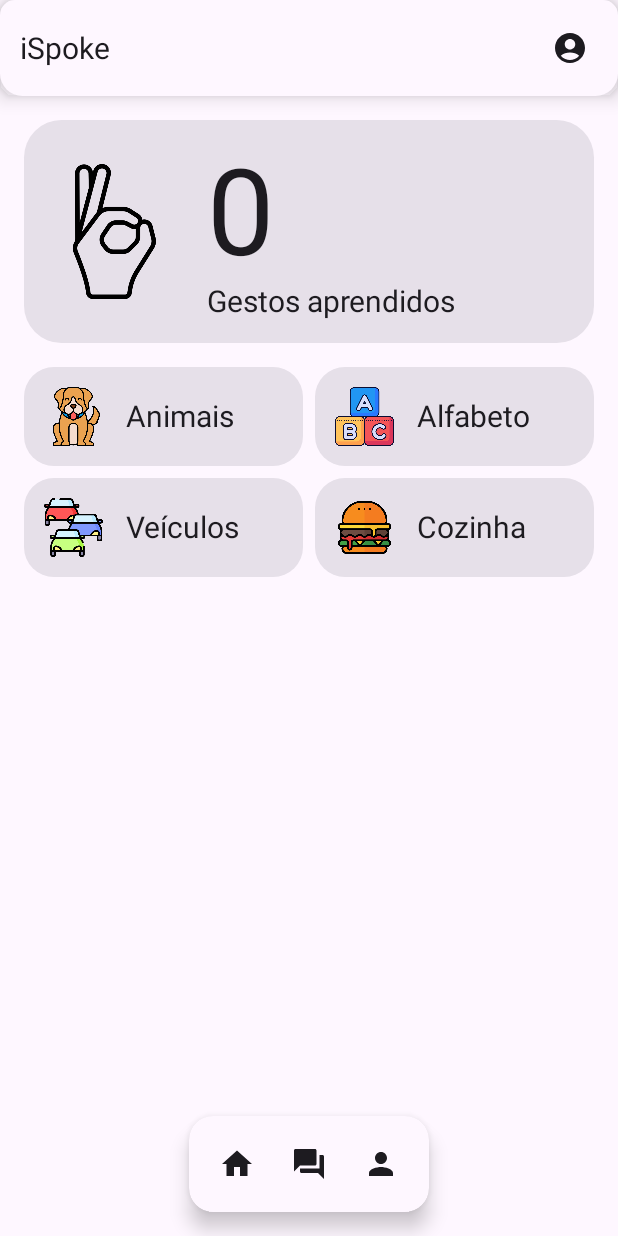
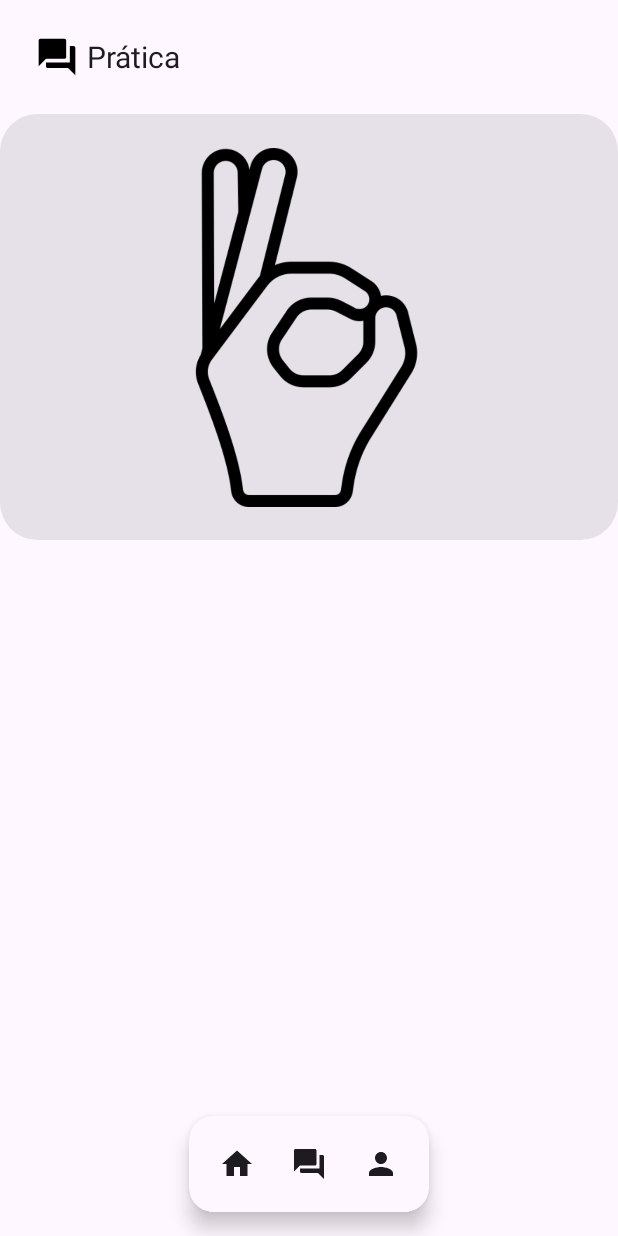
Before and after one commit to juliocsanchez/iSpoke, an Android app built with Jetpack Compose: the screen it shows after launch (MainActivity), after a tap on "Configurações", on a phone screen of 412 x 824 dp. Run offline under Robolectric (Android 15) with nearby library versions, the phone set to English and light mode, and no system bars.

Commit message:
Fazendo tela de gestos e inicío do modelo da tela de Chat

```diff
--- a/androidApp/src/main/java/com/example/ispoke/android/MainActivity.kt
+++ b/androidApp/src/main/java/com/example/ispoke/android/MainActivity.kt
@@ -76,11 +76,33 @@ class MainActivity : ComponentActivity() {
                             imageResId = backStackEntry.arguments?.getInt("imageResId") ?: 0
                         )
                     }
+                    composable(
+                        route = "gesture/{letter}/{imageResId}/{title}",
+                        arguments = listOf(
+                            navArgument("letter"){type = NavType.StringType},
+                            navArgument("imageResId") { type = NavType.IntType },
+                            navArgument("title") { type = NavType.StringType }
+                        )
+                    ){ backStackEntry ->
+                        Gesture(
+                            navController = navController,
+                            imageResId = backStackEntry.arguments?.getInt("imageResId") ?: 0,
+                            title =  backStackEntry.arguments?.getString("title") ?: "",
+                            letter = backStackEntry.arguments?.getString("letter") ?: "")
+                    }
+                    composable(
+                        route = "practice"
+                    ) {
+                        Practice(
+                            navController = navController
+                        )
+                    }
                 }
             }
         }
     }
 }
+
 
 @Composable
 fun MyScreen(navController: NavHostController) {
@@ -160,7 +182,7 @@ fun MyScreen(navController: NavHostController) {
                         verticalAlignment = Alignment.CenterVertically
                     ) {
                         // Ícone 1
-                        IconButton(onClick = { /* Voltar para Home */ }) {
+                        IconButton(onClick = { navController.navigate("home") }) {
                             Icon(
                                 imageVector = Icons.Default.Home,
                                 contentDescription = "Home"
@@ -168,7 +190,9 @@ fun MyScreen(navController: NavHostController) {
                         }
 
                         // Ícone 2
-                        IconButton(onClick = { /* Ir para Chat */ }) {
+                        IconButton(onClick = {
+                            navController.navigate("practice")
+                        }) {
                             Icon(
                                 imageVector = Icons.Default.Forum,
                                 contentDescription = "Configurações"
@@ -176,7 +200,7 @@ fun MyScreen(navController: NavHostController) {
                         }
 
                         // Ícone 3
-                        IconButton(onClick = { /* Ir para Perfil*/  }) {
+                        IconButton(onClick = { /* Ir pnavControllerara Perfil*/  }) {
                             Icon(
                                 imageVector = Icons.Default.Person,
                                 contentDescription = "Perfil"
--- /dev/null
+++ b/androidApp/src/main/java/com/example/ispoke/android/Practice.kt
@@ -0,0 +1,172 @@
+package com.example.ispoke.android
+
+
+import android.widget.Space
+import androidx.compose.foundation.LocalIndication
+import androidx.compose.foundation.clickable
+import androidx.compose.foundation.gestures.detectTapGestures
+import androidx.compose.foundation.interaction.MutableInteractionSource
+import androidx.compose.foundation.layout.Arrangement
+import androidx.compose.foundation.layout.Box
+import androidx.compose.foundation.layout.Column
+import androidx.compose.foundation.layout.IntrinsicSize
+import androidx.compose.foundation.layout.Row
+import androidx.compose.foundation.layout.Spacer
+import androidx.compose.foundation.layout.fillMaxSize
+import androidx.compose.foundation.layout.fillMaxWidth
+import androidx.compose.foundation.layout.padding
+import androidx.compose.foundation.layout.size
+import androidx.compose.foundation.layout.width
+import androidx.compose.foundation.layout.wrapContentHeight
+import androidx.compose.foundation.shape.RoundedCornerShape
+import androidx.compose.material.icons.Icons
+import androidx.compose.material.icons.filled.ArrowBack
+import androidx.compose.material.icons.filled.Forum
+import androidx.compose.material.icons.filled.Home
+import androidx.compose.material.icons.filled.Person
+import androidx.compose.material3.Card
+import androidx.compose.material3.Icon
+import androidx.compose.material3.IconButton
+import androidx.compose.material3.MaterialTheme
+import androidx.compose.material3.Scaffold
+import androidx.compose.material3.Surface
+import androidx.compose.material3.Text
+import androidx.compose.runtime.Composable
+import androidx.compose.runtime.remember
+import androidx.compose.ui.Alignment
+import androidx.compose.ui.Modifier
+import androidx.compose.ui.draw.shadow
+import androidx.compose.ui.graphics.Color
+import androidx.compose.ui.input.pointer.pointerInput
+import androidx.compose.ui.res.painterResource
+import androidx.compose.ui.unit.dp
+import androidx.compose.ui.unit.sp
+import androidx.navigation.NavController
+import view.Practice
+
+
+@Composable
+fun Practice(navController: NavController ) {
+    Scaffold(
+        topBar = {
+            Box(
+                modifier = Modifier
+                    .fillMaxWidth()
+                    .padding(horizontal = 10.dp, vertical = 10.dp),
+            ) {
+                Surface(
+                    modifier = Modifier
+                        .fillMaxWidth()
+                        .align(Alignment.BottomCenter),
+                    color = MaterialTheme.colorScheme.surface
+                ) {
+                    Row(
+                        modifier = Modifier.padding(8.dp)
+                            .fillMaxWidth(),
+                        verticalAlignment = Alignment.CenterVertically
+                    ) {
+                        Icon(
+                            imageVector = Icons.Default.Forum,
+                            contentDescription = null,
+                            modifier = Modifier
+                                .size(40.dp)
+                                .padding(5.dp),
+                            tint = Color.Unspecified
+                        )
+                        Text(
+                            text = "Prática",
+                            style = MaterialTheme.typography.bodyMedium,
+                            fontSize = 20.sp
+                        )
+
+
+                    }
+                }
+            }
+        },
+        bottomBar = {
+            Box(
+                modifier = Modifier
+                    .fillMaxWidth()
+                    .padding(16.dp)
+                    .wrapContentHeight()
+            ) {
+                Surface(
+                    modifier = Modifier
+                        .width(IntrinsicSize.Min)
+                        .align(Alignment.BottomCenter)
+                        .shadow(elevation = 8.dp, shape = RoundedCornerShape(16.dp)),
+                    shape = RoundedCornerShape(16.dp),
+                    color = MaterialTheme.colorScheme.surface
+                ) {
+                    Row(
+                        modifier = Modifier.padding(8.dp),
+                        horizontalArrangement = Arrangement.Center,
+                        verticalAlignment = Alignment.CenterVertically
+                    ) {
+                        // Ícone 1
+                        IconButton(onClick = { navController.navigate("home") }) {
+                            Icon(
+                                imageVector = Icons.Default.Home,
+                                contentDescription = "Home"
+                            )
+                        }
+
+                        // Ícone 2
+                        IconButton(onClick = {
+                            navController.navigate("practice")
+                        }) {
+                            Icon(
+                                imageVector = Icons.Default.Forum,
+                                contentDescription = "Configurações"
+                            )
+                        }
+
+                        // Ícone 3
+                        IconButton(onClick = { /* Ir pnavControllerara Perfil*/  }) {
+                            Icon(
+                                imageVector = Icons.Default.Person,
+                                contentDescription = "Perfil"
+                            )
+                        }
+                    }
+                }
+            }
+        }
+    ) { paddingValues ->
+        Column(
+            modifier = Modifier
+                .fillMaxSize()
+                .padding(paddingValues),
+            horizontalAlignment = Alignment.CenterHorizontally
+        ) {
+            Surface(
+                modifier = Modifier
+                    .fillMaxWidth()
+                ,
+                color = MaterialTheme.colorScheme.surface
+            ) {
+                    Card(
+                        modifier = Modifier
+                            .size(300.dp)
+                            .padding(bottom = 16.dp),
+                        shape = RoundedCornerShape(25.dp),
+                    ) {
+                        Box(
+                            modifier = Modifier.fillMaxSize(),
+                            contentAlignment = Alignment.Center
+                        ) {
+                            Icon(
+                                painter = painterResource(R.drawable.ok),
+                                contentDescription = null,
+                                modifier = Modifier
+                                    .size(250.dp)
+                                    .padding(5.dp),
+                                tint = Color.Unspecified
+                            )
+                        }
+                    }
+            }
+        }
+    }
+}
```
Also changed, not shown: androidApp/src/main/java/com/example/ispoke/android/Gesture.kt (added, +146 -0 lines), androidApp/src/main/java/com/example/ispoke/android/ModuleScreen.kt (+30 -5 lines), 1 other file.
